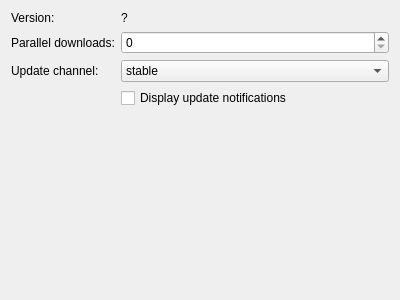
First picture: the form in ui/settings_knossos.ui, repository ngld/old-knossos, before the edit.
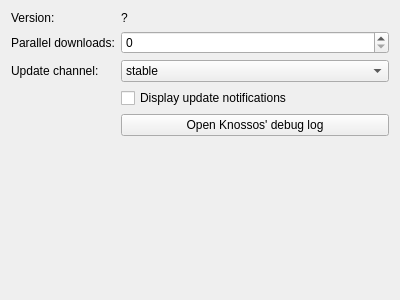
Second picture: the form after the edit.

The edit to the form file:
```diff
--- a/ui/settings_knossos.ui
+++ b/ui/settings_knossos.ui
@@ -73,6 +73,13 @@
      </property>
     </widget>
    </item>
+   <item row="5" column="1">
+    <widget class="QPushButton" name="debugLog">
+     <property name="text">
+      <string>Open Knossos' debug log</string>
+     </property>
+    </widget>
+   </item>
   </layout>
  </widget>
  <resources/>
```
